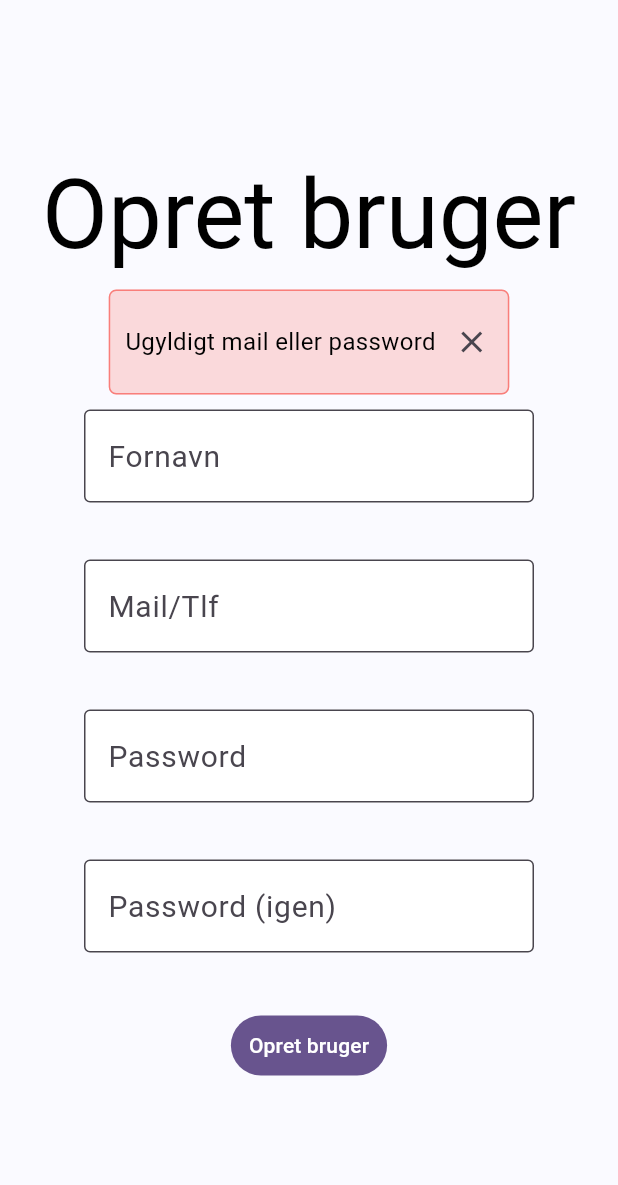
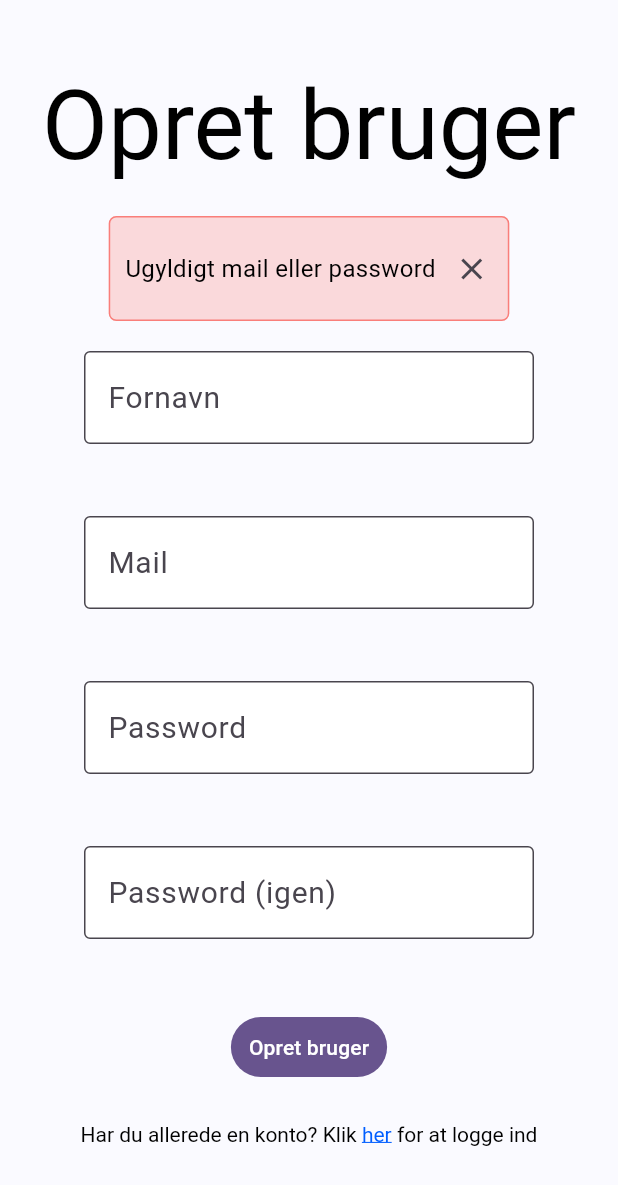
Before and after one commit to Mercantec-GHC/h4-projekt-gruppe-0-sm, a Flutter app: the RegisterPage screen opened directly, after a tap on "Opret bruger", on a phone screen of 412 x 824 dp. Shown: the top 1185 px of the screen. Run offline on Flutter 3.47's test engine with Material 3 defaults, Android fonts, the phone set to English and light mode, and no system bars; missing offline and left inert: barcode_scan2.

Commit message:
better login and register page

```diff
--- a/mobile/lib/main.dart
+++ b/mobile/lib/main.dart
@@ -1,4 +1,5 @@
 import 'package:flutter/material.dart';
+import 'package:mobile/pages/log_in_page.dart';
 import 'package:mobile/repos/add_to_cart_state.dart';
 import 'package:mobile/repos/cart.dart';
 import 'package:mobile/repos/location_image.dart';
@@ -7,7 +8,6 @@ import 'package:mobile/repos/product.dart';
 import 'package:mobile/repos/receipt.dart';
 import 'package:mobile/repos/user.dart';
 import 'package:provider/provider.dart';
-import 'pages/landing_page.dart';
 import 'package:mobile/repos/bottom_navigation_bar.dart';
 
 void main() {
@@ -43,7 +43,7 @@ class MyApp extends StatelessWidget {
           ),
           useMaterial3: true,
         ),
-        home: const LandingPage(),
+        home: const LogInPage(),
       ),
     );
   }
--- a/mobile/lib/pages/all_products_page.dart
+++ b/mobile/lib/pages/all_products_page.dart
@@ -1,6 +1,6 @@
 import 'package:flutter/material.dart';
 import 'package:mobile/repos/product.dart';
-import 'package:mobile/widgets/primary_card.dart';
+import 'package:mobile/widgets/sized_card.dart';
 import 'package:provider/provider.dart';
 import 'product_page.dart';
 
@@ -18,7 +18,7 @@ class ProductListItem extends StatelessWidget {
 
   @override
   Widget build(BuildContext context) {
-    return PrimaryCard(
+    return SizedCard(
       child: InkWell(
           borderRadius: const BorderRadius.all(Radius.circular(10)),
           onTap: () {
--- a/mobile/lib/pages/cart_page.dart
+++ b/mobile/lib/pages/cart_page.dart
@@ -7,7 +7,7 @@ import 'package:mobile/repos/cart.dart';
 import 'package:mobile/repos/product.dart';
 import 'package:mobile/results.dart';
 import 'package:mobile/widgets/primary_button.dart';
-import 'package:mobile/widgets/primary_card.dart';
+import 'package:mobile/widgets/sized_card.dart';
 import 'package:provider/provider.dart';
 
 class CartItemView extends StatelessWidget {
@@ -29,7 +29,7 @@ class CartItemView extends StatelessWidget {
 
   @override
   Widget build(BuildContext context) {
-    return PrimaryCard(
+    return SizedCard(
       child: Row(
         children: [
           Expanded(
--- a/mobile/lib/pages/register_page.dart
+++ b/mobile/lib/pages/register_page.dart
@@ -5,7 +5,6 @@ import 'package:mobile/widgets/error_box.dart';
 import 'package:mobile/widgets/primary_button.dart';
 import 'package:mobile/widgets/primary_input.dart';
 import 'package:provider/provider.dart';
-import 'log_in_page.dart';
 
 class RegisterPage extends StatelessWidget {
   const RegisterPage({super.key});
@@ -35,6 +34,7 @@ class RegisterFormState extends State<RegisterForm> {
     final mailController = TextEditingController();
     final passwordController = TextEditingController();
     return Column(
+      spacing: 10,
       mainAxisAlignment: MainAxisAlignment.center,
       children: [
         Text(
@@ -55,7 +55,7 @@ class RegisterFormState extends State<RegisterForm> {
           controller: nameController,
         ),
         PrimaryInput(
-          label: "Mail/Tlf",
+          label: "Mail",
           placeholderText: "f.eks. example@example.com",
           controller: mailController,
         ),
@@ -74,15 +74,35 @@ class RegisterFormState extends State<RegisterForm> {
               final usersRepo = context.read<UsersRepo>();
               if (usersRepo.addUser(nameController.text, mailController.text,
                   passwordController.text) is Ok) {
-                Navigator.of(context).push(
-                    MaterialPageRoute(builder: (context) => const LogInPage()));
+                setState(() => registerError = false);
+                Navigator.of(context).pop();
               } else {
-                setState(() {
-                  registerError = true;
-                });
+                setState(() => registerError = true);
               }
             },
-            child: const Text("Opret bruger"))
+            child: const Text("Opret bruger")),
+        TextButton(
+          onPressed: () {
+            Navigator.of(context).pop();
+          },
+          child: RichText(
+              text: const TextSpan(children: [
+            TextSpan(
+              text: 'Har du allerede en konto? Klik ',
+              style: TextStyle(color: Colors.black),
+            ),
+            TextSpan(
+              text: 'her',
+              style: TextStyle(
+                  color: Color.fromARGB(255, 0, 94, 255),
+                  decoration: TextDecoration.underline),
+            ),
+            TextSpan(
+              text: ' for at logge ind',
+              style: TextStyle(color: Colors.black),
+            ),
+          ])),
+        )
       ],
     );
   }
--- a/mobile/lib/widgets/primary_card.dart
+++ b/mobile/lib/widgets/sized_card.dart
@@ -1,9 +1,9 @@
 import 'package:flutter/material.dart';
 
-class PrimaryCard extends StatelessWidget {
+class SizedCard extends StatelessWidget {
   final Widget child;
 
-  const PrimaryCard({
+  const SizedCard({
     super.key,
     required this.child,
   });
```
Also changed, not shown: mobile/lib/pages/landing_page.dart (deleted, +0 -35 lines), mobile/lib/pages/log_in_page.dart (+30 -5 lines).
